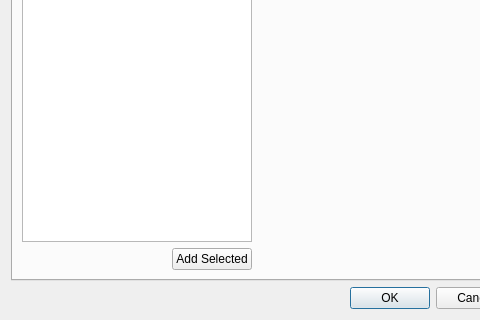
Old version of the form src/gameobjecteditdialog.ui in the repository hello-adam/Hooloovoo; both pictures show x 0 to 480 and y 112 to 432 of the 613 by 432 pixel window.
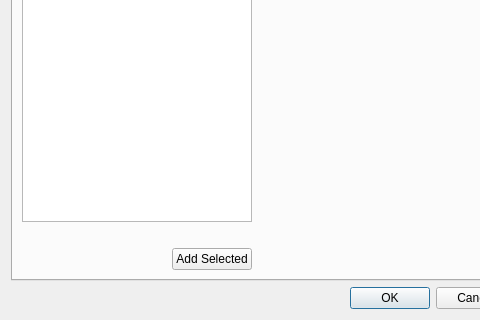
New version of the form.

Commit message: Add Component Help.  Add Incomplete component Alteration Class.

```diff
--- a/src/gameobjecteditdialog.ui
+++ b/src/gameobjecteditdialog.ui
@@ -60,6 +60,16 @@
               </property>
              </widget>
             </item>
+            <item>
+             <widget class="QLabel" name="lb_componentInfo">
+              <property name="text">
+               <string/>
+              </property>
+              <property name="wordWrap">
+               <bool>true</bool>
+              </property>
+             </widget>
+            </item>
             <item>
              <layout class="QHBoxLayout" name="horizontalLayout_3">
               <item>
```
The commit also changes 10 other files.
